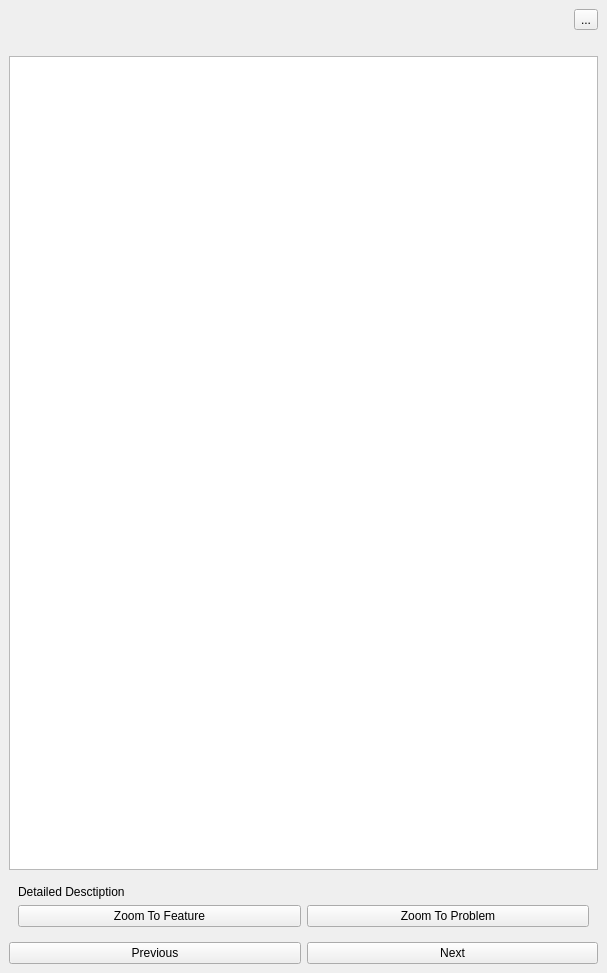
Qt form src/ui/qgsgeometryvalidationdockbase.ui (qgis/QGIS) before a commit.
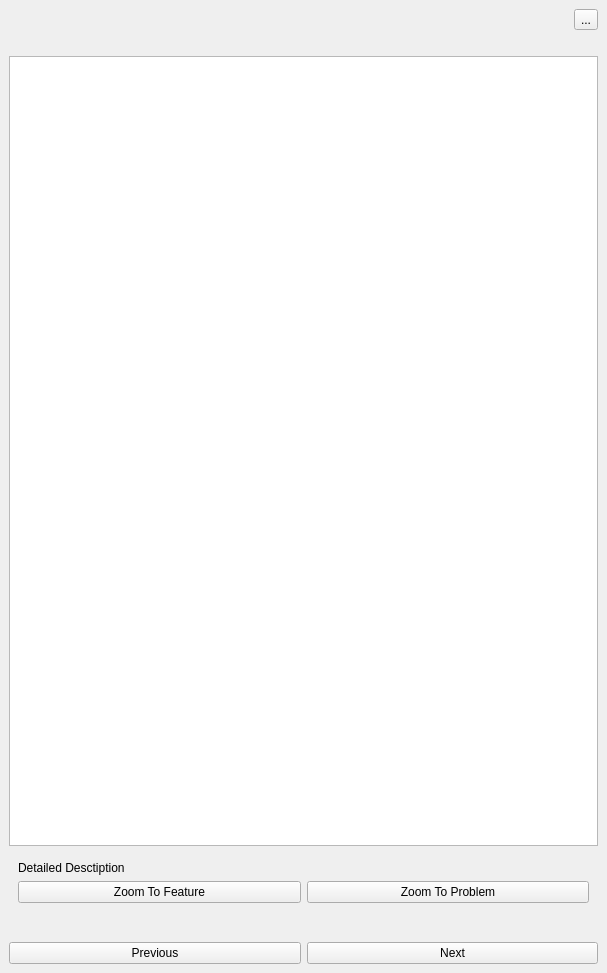
The same form after that commit. Icons and pictures are not drawn. Custom widgets are drawn as their Qt base class.

What changed in the file:
```diff
--- a/src/ui/qgsgeometryvalidationdockbase.ui
+++ b/src/ui/qgsgeometryvalidationdockbase.ui
@@ -49,6 +49,11 @@
          </property>
         </widget>
        </item>
+       <item row="3" column="0" colspan="2">
+        <widget class="QWidget" name="mResolutionWidget" native="true">
+         <layout class="QVBoxLayout" name="verticalLayout"/>
+        </widget>
+       </item>
       </layout>
      </widget>
     </item>
```
Left out of the diff: 15 changed lines with no effect on the pictures.
